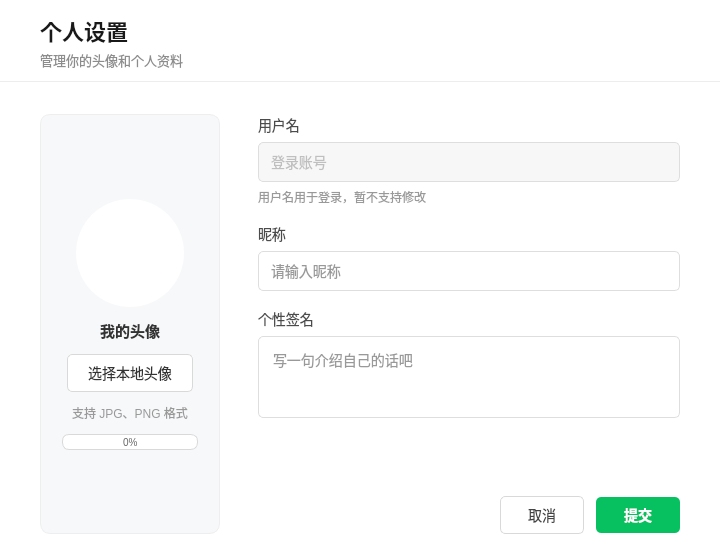
Old version of the form chat_app desktop/settingdialog.ui in the repository Tindalos-ik/chat_app.
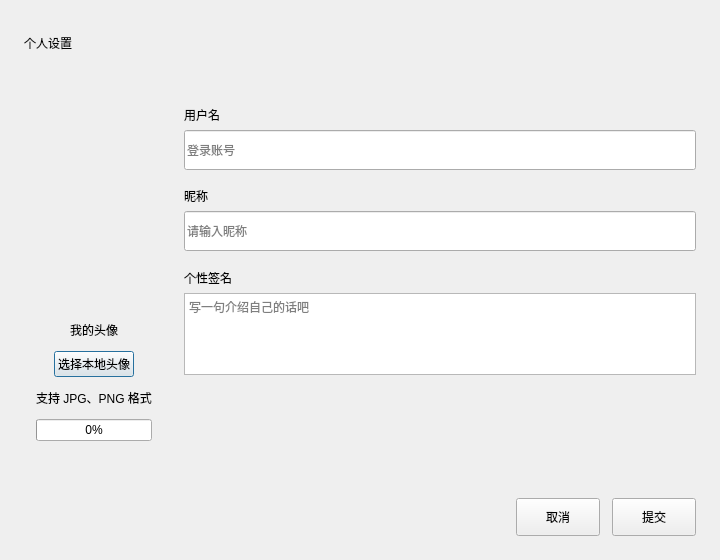
New version of the form. Icons and pictures are not drawn.

The edit to the form file:
```diff
--- a/chat_app desktop/settingdialog.ui
+++ b/chat_app desktop/settingdialog.ui
@@ -3,49 +3,23 @@
  <class>SettingDialog</class>
  <widget class="QDialog" name="SettingDialog">
   <property name="geometry"><rect><x>0</x><y>0</y><width>720</width><height>560</height></rect></property>
-  <property name="minimumSize"><size><width>640</width><height>500</height></size></property>
+  <property name="minimumSize"><size><width>0</width><height>500</height></size></property>
   <property name="windowTitle"><string>个人设置</string></property>
-  <property name="styleSheet"><string notr="true">QDialog#SettingDialog { background-color: #ffffff; font-family: &quot;Microsoft YaHei&quot;; }
-QLabel#page_title { font-size: 22px; font-weight: 600; color: #191919; }
-QLabel#page_subtitle { font-size: 13px; color: #8c8c8c; }
-QWidget#header_wid { border-bottom: 1px solid #ededed; }
-QWidget#avatar_card { background: #f7f8fa; border: 1px solid #eeeeee; border-radius: 10px; }
-QLabel#avatar_lb { background: #ffffff; border: 3px solid #ffffff; border-radius: 54px; }
-QLabel#avatar_tip { font-size: 15px; font-weight: 600; color: #333333; }
-QLabel#avatar_hint, QLabel#username_hint { font-size: 12px; color: #999999; }
-QProgressBar#upload_progress { min-height: 14px; max-height: 14px; border: 1px solid #d9d9d9; border-radius: 7px; background: #ffffff; color: #666666; font-size: 10px; text-align: center; }
-QProgressBar#upload_progress::chunk { border-radius: 6px; background: #07c160; }
-QLabel#form_label { font-size: 14px; color: #4b4b4b; }
-QLineEdit, QTextEdit { background: #ffffff; border: 1px solid #dedede; border-radius: 5px; color: #333333; font-size: 14px; padding: 0 10px; }
-QLineEdit { min-height: 38px; }
-QTextEdit { padding: 8px 10px; }
-QLineEdit:focus, QTextEdit:focus { border: 1px solid #07c160; }
-QLineEdit#username_edit { background: #f7f7f7; color: #888888; }
-QPushButton { min-height: 36px; border-radius: 5px; font-size: 14px; padding: 0 20px; }
-QPushButton#select_avatar_btn { background: #ffffff; color: #333333; border: 1px solid #d9d9d9; }
-QPushButton#select_avatar_btn:hover { background: #f2f2f2; }
-QPushButton#select_avatar_btn:pressed { background: #e8e8e8; }
-QPushButton#cancel_btn { background: #ffffff; color: #444444; border: 1px solid #d9d9d9; }
-QPushButton#cancel_btn:hover { background: #f5f5f5; }
-QPushButton#submit_btn { background: #07c160; color: #ffffff; border: none; font-weight: 600; }
-QPushButton#submit_btn:hover { background: #06ad56; }
-QPushButton#submit_btn:pressed { background: #059a4c; }</string></property>
   <layout class="QVBoxLayout" name="main_layout">
    <property name="spacing"><number>0</number></property><property name="leftMargin"><number>0</number></property><property name="topMargin"><number>0</number></property><property name="rightMargin"><number>0</number></property><property name="bottomMargin"><number>0</number></property>
    <item><widget class="QWidget" name="header_wid" native="true">
     <property name="minimumSize"><size><width>0</width><height>82</height></size></property><property name="maximumSize"><size><width>16777215</width><height>82</height></size></property>
     <layout class="QVBoxLayout" name="header_layout">
-     <property name="leftMargin"><number>40</number></property><property name="topMargin"><number>16</number></property><property name="rightMargin"><number>40</number></property><property name="bottomMargin"><number>12</number></property>
+     <property name="leftMargin"><number>24</number></property><property name="topMargin"><number>16</number></property><property name="rightMargin"><number>24</number></property><property name="bottomMargin"><number>12</number></property>
      <item><widget class="QLabel" name="page_title"><property name="text"><string>个人设置</string></property></widget></item>
-     <item><widget class="QLabel" name="page_subtitle"><property name="text"><string>管理你的头像和个人资料</string></property></widget></item>
     </layout>
    </widget></item>
    <item><layout class="QHBoxLayout" name="content_layout">
-    <property name="spacing"><number>38</number></property><property name="leftMargin"><number>40</number></property><property name="topMargin"><number>32</number></property><property name="rightMargin"><number>40</number></property><property name="bottomMargin"><number>26</number></property>
+    <property name="spacing"><number>20</number></property><property name="leftMargin"><number>24</number></property><property name="topMargin"><number>24</number></property><property name="rightMargin"><number>24</number></property><property name="bottomMargin"><number>24</number></property>
     <item><widget class="QWidget" name="avatar_card" native="true">
-     <property name="minimumSize"><size><width>180</width><height>290</height></size></property><property name="maximumSize"><size><width>180</width><height>16777215</height></size></property>
+     <property name="minimumSize"><size><width>140</width><height>290</height></size></property><property name="maximumSize"><size><width>140</width><height>16777215</height></size></property>
      <layout class="QVBoxLayout" name="avatar_layout">
-      <property name="spacing"><number>12</number></property><property name="leftMargin"><number>22</number></property><property name="topMargin"><number>28</number></property><property name="rightMargin"><number>22</number></property><property name="bottomMargin"><number>28</number></property>
+      <property name="spacing"><number>12</number></property><property name="leftMargin"><number>12</number></property><property name="topMargin"><number>24</number></property><property name="rightMargin"><number>12</number></property><property name="bottomMargin"><number>24</number></property>
       <item><spacer name="avatar_top_spacer"><property name="orientation"><enum>Qt::Orientation::Vertical</enum></property><property name="sizeHint" stdset="0"><size><width>20</width><height>12</height></size></property></spacer></item>
       <item alignment="Qt::AlignmentFlag::AlignHCenter"><widget class="QLabel" name="avatar_lb"><property name="minimumSize"><size><width>108</width><height>108</height></size></property><property name="maximumSize"><size><width>108</width><height>108</height></size></property><property name="pixmap"><pixmap resource="resource.qrc">:/res/head_1.jpg</pixmap></property><property name="scaledContents"><bool>true</bool></property><property name="text"><string/></property></widget></item>
       <item alignment="Qt::AlignmentFlag::AlignHCenter"><widget class="QLabel" name="avatar_tip"><property name="text"><string>我的头像</string></property></widget></item>
@@ -57,16 +31,15 @@
     </widget></item>
     <item><layout class="QVBoxLayout" name="form_layout"><property name="spacing"><number>17</number></property>
      <item><layout class="QVBoxLayout" name="username_layout"><property name="spacing"><number>6</number></property><property name="leftMargin"><number>0</number></property><property name="topMargin"><number>0</number></property><property name="rightMargin"><number>0</number></property><property name="bottomMargin"><number>0</number></property>
-      <item><widget class="QLabel" name="username_label"><property name="styleSheet"><string notr="true">font-size: 14px; color: #4b4b4b;</string></property><property name="text"><string>用户名</string></property></widget></item>
+      <item><widget class="QLabel" name="username_label"><property name="text"><string>用户名</string></property></widget></item>
       <item><widget class="QLineEdit" name="username_edit"><property name="minimumSize"><size><width>0</width><height>40</height></size></property><property name="readOnly"><bool>true</bool></property><property name="placeholderText"><string>登录账号</string></property></widget></item>
-      <item><widget class="QLabel" name="username_hint"><property name="text"><string>用户名用于登录，暂不支持修改</string></property></widget></item>
      </layout></item>
      <item><layout class="QVBoxLayout" name="nickname_layout"><property name="spacing"><number>6</number></property><property name="leftMargin"><number>0</number></property><property name="topMargin"><number>0</number></property><property name="rightMargin"><number>0</number></property><property name="bottomMargin"><number>0</number></property>
-      <item><widget class="QLabel" name="nickname_label"><property name="styleSheet"><string notr="true">font-size: 14px; color: #4b4b4b;</string></property><property name="text"><string>昵称</string></property></widget></item>
+      <item><widget class="QLabel" name="nickname_label"><property name="text"><string>昵称</string></property></widget></item>
       <item><widget class="QLineEdit" name="nickname_edit"><property name="minimumSize"><size><width>0</width><height>40</height></size></property><property name="maxLength"><number>24</number></property><property name="placeholderText"><string>请输入昵称</string></property></widget></item>
      </layout></item>
      <item><layout class="QVBoxLayout" name="signature_layout"><property name="spacing"><number>6</number></property><property name="leftMargin"><number>0</number></property><property name="topMargin"><number>0</number></property><property name="rightMargin"><number>0</number></property><property name="bottomMargin"><number>0</number></property>
-      <item><widget class="QLabel" name="signature_label"><property name="styleSheet"><string notr="true">font-size: 14px; color: #4b4b4b;</string></property><property name="text"><string>个性签名</string></property></widget></item>
+      <item><widget class="QLabel" name="signature_label"><property name="text"><string>个性签名</string></property></widget></item>
       <item><widget class="QTextEdit" name="signature_edit"><property name="minimumSize"><size><width>0</width><height>82</height></size></property><property name="maximumSize"><size><width>16777215</width><height>82</height></size></property><property name="placeholderText"><string>写一句介绍自己的话吧</string></property></widget></item>
      </layout></item>
      <item><spacer name="form_spacer"><property name="orientation"><enum>Qt::Orientation::Vertical</enum></property><property name="sizeHint" stdset="0"><size><width>20</width><height>16</height></size></property></spacer></item>
```
